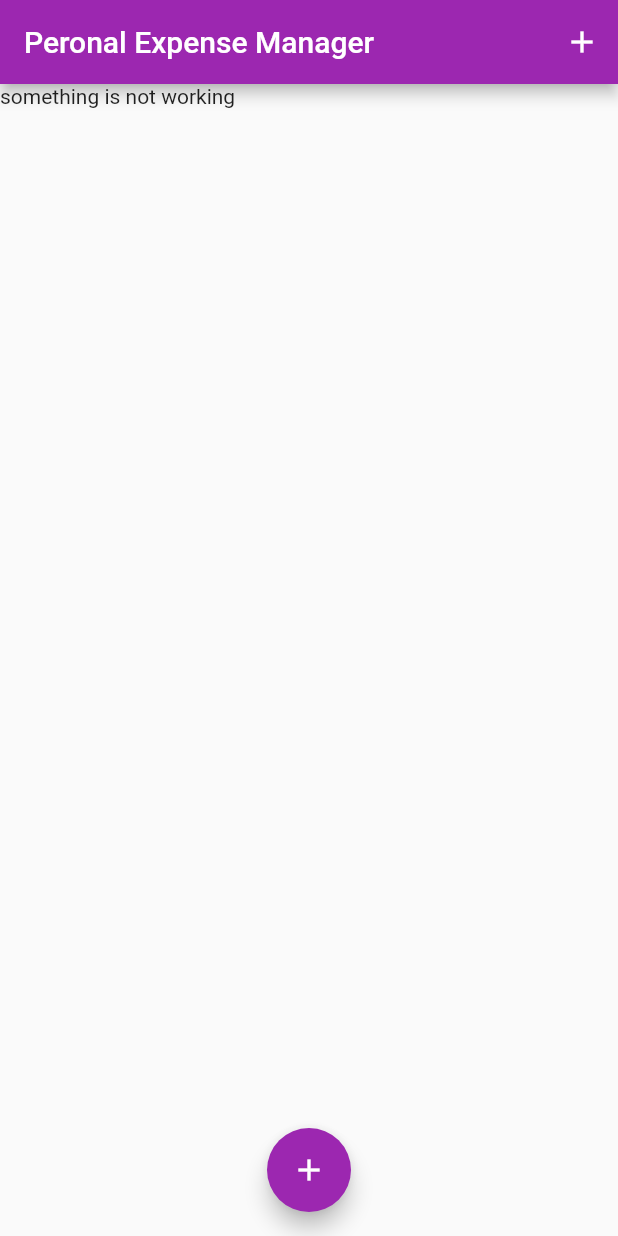
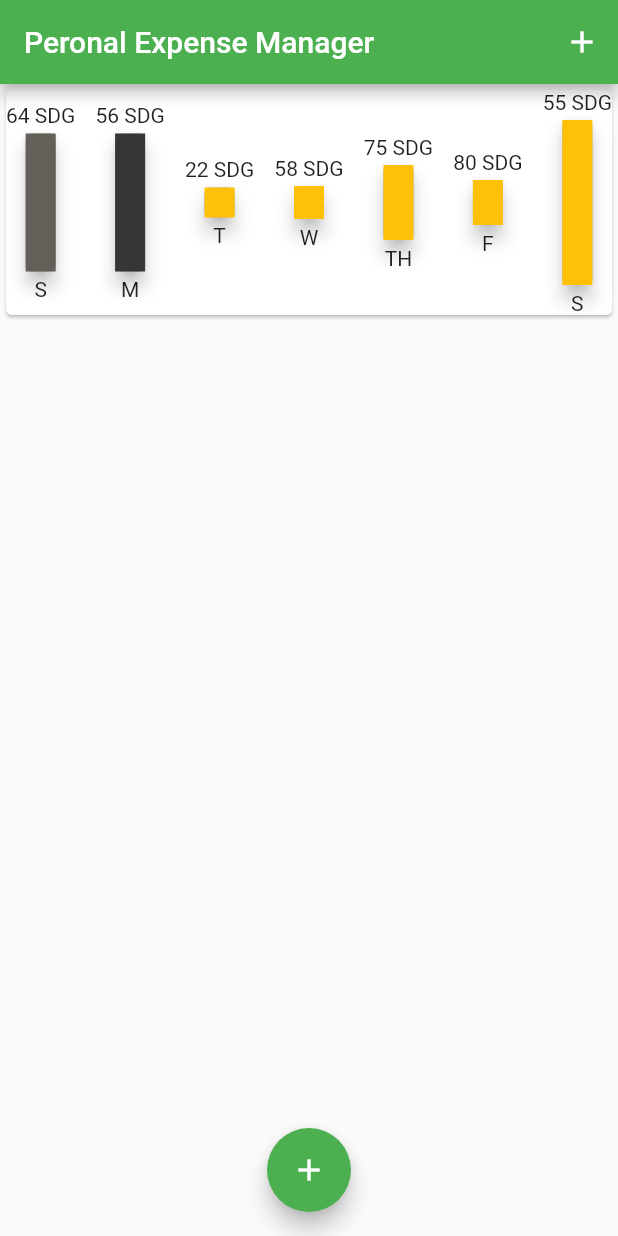
Before and after one commit to abdalhafeez/budget-planner, a Flutter app: the screen it shows after launch, on a phone screen of 412 x 824 dp. Run offline on Flutter 3.47's test engine with Material 2 defaults, Android fonts, the light colour scheme and no system bars.

Commit message:
Chart init

```diff
--- a/lib/main.dart
+++ b/lib/main.dart
@@ -1,12 +1,8 @@
 
- import 'dart:ffi';
-
-import 'package:flutter/gestures.dart';
-
+import './widgets/chart.dart';
 import './models/transations.dart';
 import './widgets/new_transcation.dart';
-import './widgets/transactions_list.dart';
-import 'package:flutter/material.dart';
+ import 'package:flutter/material.dart';
 // import "./assets/2.jpg";
 
 void main() {
@@ -20,7 +16,7 @@ class myApp extends StatelessWidget {
       title: "Pharma",
       theme: ThemeData(
           visualDensity: VisualDensity.adaptivePlatformDensity,
-          primarySwatch: Colors.purple),
+          primarySwatch: Colors.green),
       home: HomePage(),
     );
   }
@@ -61,7 +57,6 @@ class _HomePageState extends State<HomePage> {
     showModalBottomSheet(
          context: ctx,
         builder: (builderCtx) {
-
           return GestureDetector(
             onTap: (){},
             behavior: HitTestBehavior.opaque,
@@ -83,9 +78,29 @@ class _HomePageState extends State<HomePage> {
       body:   Container(child:
        SingleChildScrollView(
           child: Column(children: <Widget>[
-            Text("something is not working"),
         // TransactionsList(_userTransations)
-      ])),
+        Chart()
+        // Container(child:
+        //  Card(child:
+        //  Column(children:
+        //   [
+        //     Text("You dont Have Transactions",
+        //      style: TextStyle(
+        //       color: Colors.purple,
+        //       fontSize: 20,
+        //       fontWeight: FontWeight.bold,
+        //       ),),
+
+        //    Container(
+        //    child: Image.asset("assets/images/2.jpeg"))
+        //    ],
+        //    mainAxisAlignment:MainAxisAlignment.center,
+        //    ),
+        //    ),
+        //    margin: EdgeInsets.all(50),
+        //    ),
+
+      ]),),
     ),
       floatingActionButtonLocation: FloatingActionButtonLocation.centerFloat,
       floatingActionButton: FloatingActionButton(child: Icon(Icons.add), onPressed: ()=>showForm(context)
--- /dev/null
+++ b/lib/widgets/chart.dart
@@ -0,0 +1,31 @@
+import "package:flutter/material.dart";
+
+class Chart extends StatefulWidget {
+  @override
+  createState() => _ChartState();
+}
+
+class _ChartState extends State<Chart> {
+  @override
+  Widget build(BuildContext context) {
+    return Container(
+      width: double.infinity,
+      child:
+    Card(
+
+      child: Row(children:[
+        Column(mainAxisAlignment: MainAxisAlignment.spaceBetween ,children: [Text("64 SDG"),Container( height: 100, child: Card (color: Colors.grey,  child: Container(color: Color.fromARGB(255, 99, 96, 90) , width: 20, height: 50, child: Text(" ")), elevation: 5)),Text("S")],),
+        Column(mainAxisAlignment: MainAxisAlignment.spaceBetween ,children: [Text("56 SDG"),Container( height: 100, child: Card (color: Colors.grey,  child: Container(color: Color.fromARGB(255, 54, 54, 53) , width: 20, height: 40, child: Text(" ")), elevation: 5)),Text("M")],),
+        Column(mainAxisAlignment: MainAxisAlignment.spaceBetween ,children: [Text("22 SDG"),Card (color: Colors.grey,  child: Container(color: Colors.amber , width: 20, height: 20, child: Text(" ")), elevation: 5),Text("T")],),
+        Column(mainAxisAlignment: MainAxisAlignment.spaceBetween ,children: [Text("58 SDG"),Card (color: Colors.grey,  child: Container(color: Colors.amber , width: 20, height: 22, child: Text(" ")), elevation: 5),Text("W")],),
+        Column(mainAxisAlignment: MainAxisAlignment.spaceBetween ,children: [Text("75 SDG"),Card (color: Colors.grey,  child: Container(color: Colors.amber , width: 20, height: 50, child: Text(" ")), elevation: 5),Text("TH")],),
+        Column(mainAxisAlignment: MainAxisAlignment.spaceBetween ,children: [Text("80 SDG"),Card (color: Colors.grey,  child: Container(color: Colors.amber , width: 20, height: 30, child: Text(" ")), elevation: 5),Text("F")],),
+        Column(mainAxisAlignment: MainAxisAlignment.spaceBetween ,children: [Text("55 SDG"),Card (color: Colors.grey,  child: Container(color: Colors.amber , width: 20, height: 110, child: Text(" ")), elevation: 5),Text("S")],),
+
+        ],
+        mainAxisAlignment: MainAxisAlignment.spaceBetween,
+        ),
+    ),
+      );
+  }
+}
--- a/lib/widgets/transactions_list.dart
+++ b/lib/widgets/transactions_list.dart
@@ -1,9 +1,8 @@
 import 'package:flutter/material.dart';
 import 'package:intl/intl.dart';
-import "../models//transations.dart";
 
 class TransactionsList extends StatelessWidget {
-  final List<Transactions> transactions;
+  final transactions;
   TransactionsList(this.transactions);
   @override
   Widget build(BuildContext context) {
@@ -11,10 +10,10 @@ class TransactionsList extends StatelessWidget {
         margin: EdgeInsets.symmetric(vertical: 20, horizontal: 10),
         child: Column(
           children: [
-            Text("Your Latest Transations",
+            Text("Your Transations",
                 style: TextStyle(
                   fontSize: 20,
-                  color: Colors.blue,
+                  color: Colors.green,
                   fontWeight: FontWeight.bold,
                 )),
             Container(
```
Also changed, not shown: pubspec.yaml (+4 -3 lines), assets/images/1.jpg (added), assets/images/2.jpeg (added), assets/images/3.jpeg (added).
